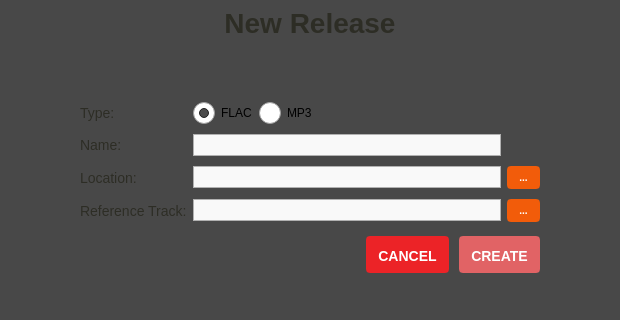
Qt form resources/ui/new_album_page.ui (Iconoclasteinc/tgit) before a commit; both pictures show x 240 to 860 and y 239 to 559 of the 1100 by 744 pixel window.
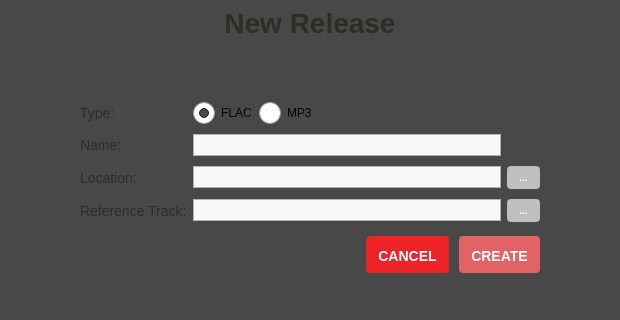
The same form after that commit. Icons and pictures are not drawn.

Commit message: Turn orange buttons to grey (except for the picture box in the album page) to make screen less colored

```diff
--- a/resources/ui/new_album_page.ui
+++ b/resources/ui/new_album_page.ui
@@ -113,8 +113,8 @@
        <widget class="QWidget" name="new_album_info_container" native="true">
         <property name="styleSheet">
          <string notr="true">QPushButton {
-	background-color: #F25C0A;
-	border: 2px solid #F25C0A;
+	background-color: #BFBFBF;
+	border: 2px solid #BFBFBF;
 	border-radius: 4px;
 	color: white;
 	font-weight: bold;
```
Left out of the diff: 4 changed lines with no effect on the pictures. The commit also changes 3 other files.
